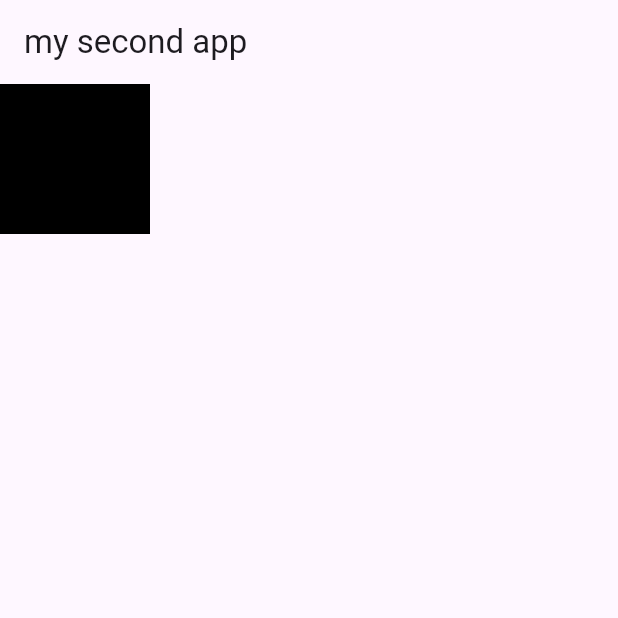
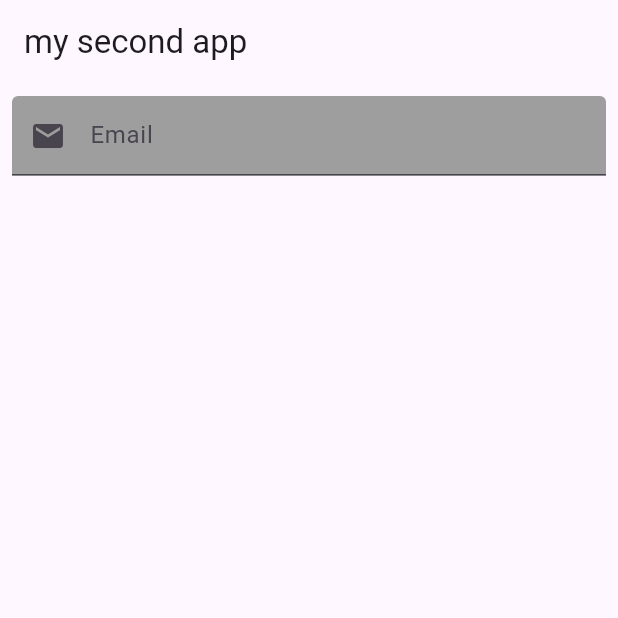
Before and after one commit to Muhammad-Adnan11/Second-flutter-App, a Flutter app: the screen it shows after launch, on a phone screen of 412 x 824 dp, the top half of it. Run offline on Flutter 3.47's test engine with Material 3 defaults, Android fonts, the phone set to English and light mode, and no system bars.

Commit message:
Tired commit

```diff
--- a/lib/main.dart
+++ b/lib/main.dart
@@ -34,30 +34,47 @@ class MyApp extends StatelessWidget {
       //  ),
       //   ],
       //   ),
-      body: Column(
-        children: [
-          Stack(
-            children: [
-              //First commit
-              Container(
-                height: 100,
-                width: 100,
-                color: Colors.blue,
-              ),
-              Container(
-                height: 100,
-                width: 100,
-                color: Colors.green,
-              ),
-              Container(
-                height: 100,
-                width: 100,
-                color: Colors.black,
-              ),
-            ],
+
+      body: Column(children: [
+        Padding(
+          padding: const EdgeInsets.all(8.0),
+          child: TextField(
+            keyboardType: TextInputType.emailAddress,
+            cursorColor: Colors.blue,
+            enabled: true,
+            style: TextStyle(fontSize: 11, color: Colors.red),
+            decoration: InputDecoration(
+              filled: true,
+              prefixIcon: Icon(Icons.email),
+              fillColor: Colors.grey,
+              hintText: 'adnan shah',
+              labelText: 'Email',
+              hintStyle: TextStyle(fontSize: 14, color: Colors.black),
+            ),
           ),
-        ],
-      ),
+        ),
+      ]),
     ));
   }
 }
+
+          //Stack(
+          //   children: [
+          //     //First commit
+          //     Container(
+          //       height: 100,
+          //       width: 100,
+          //       color: Colors.blue,
+          //     ),
+          //     Container(
+          //       height: 100,
+          //       width: 100,
+          //       color: Colors.green,
+          //     ),
+          //     Container(
+          //       height: 100,
+          //       width: 100,
+          //       color: Colors.black,
+          //     ),
+          //   ],
+          // ),
```
Also changed, not shown: 1 other file.
